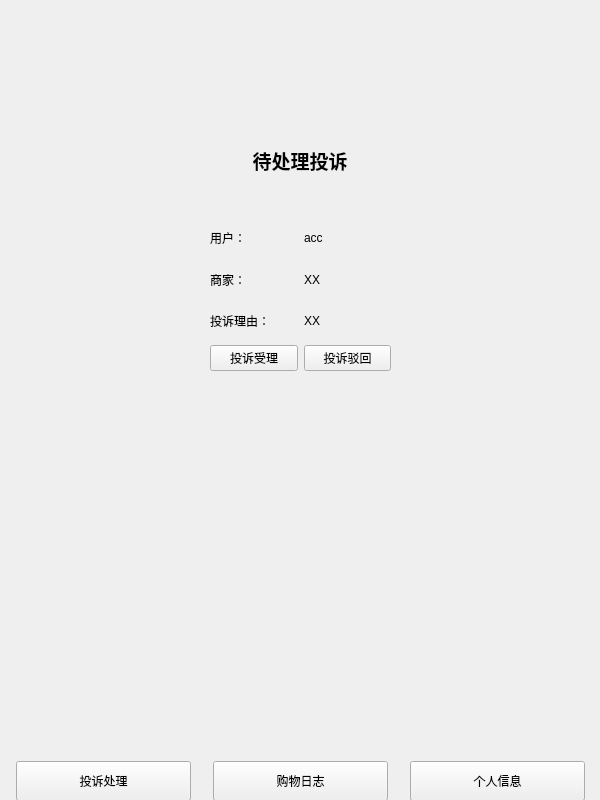
Before: the Qt Designer form admin/adminiwindow.ui in chichuxwx/Food-delivery-platform, drawn with Qt 5.
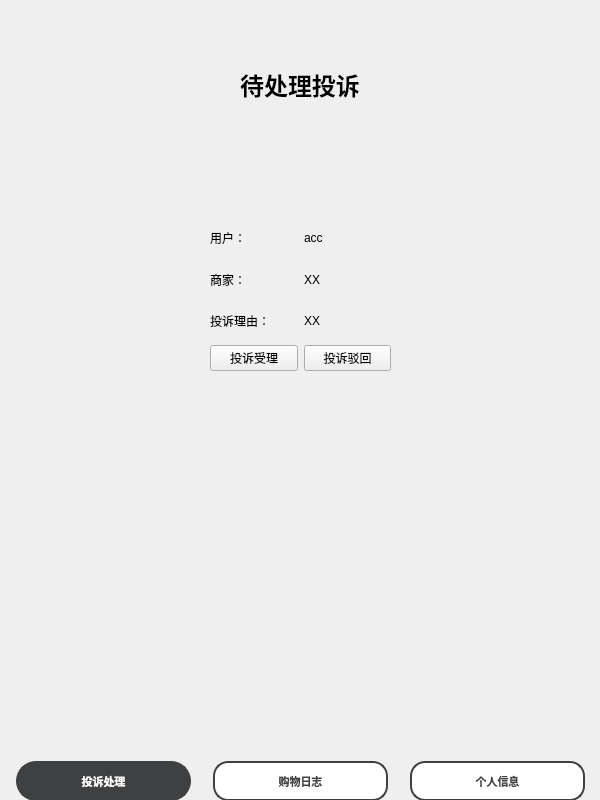
After: the same form once the commit is applied. Icons and pictures are not drawn.

The edit to the form file:
```diff
--- a/admin/adminiwindow.ui
+++ b/admin/adminiwindow.ui
@@ -19,20 +19,27 @@
   <property name="windowTitle">
    <string>Form</string>
   </property>
-  <widget class="QLabel" name="label">
+  <property name="windowIcon">
+   <iconset resource="../Image.qrc">
+    <normaloff>:/image/chick.gif</normaloff>:/image/chick.gif</iconset>
+  </property>
+  <widget class="QLabel" name="label_8">
    <property name="geometry">
     <rect>
-     <x>200</x>
-     <y>130</y>
-     <width>200</width>
-     <height>61</height>
+     <x>0</x>
+     <y>0</y>
+     <width>600</width>
+     <height>800</height>
     </rect>
    </property>
+   <property name="styleSheet">
+    <string notr="true">background-image: url(:/image/bg_2.png);</string>
+   </property>
    <property name="text">
-    <string>&lt;html&gt;&lt;head/&gt;&lt;body&gt;&lt;p align=&quot;center&quot;&gt;&lt;span style=&quot; font-size:14pt; font-weight:700;&quot;&gt;待处理投诉&lt;/span&gt;&lt;/p&gt;&lt;/body&gt;&lt;/html&gt;</string>
+    <string/>
    </property>
   </widget>
-  <widget class="QWidget" name="">
+  <widget class="QWidget" name="layoutWidget">
    <property name="geometry">
     <rect>
      <x>210</x>
@@ -100,7 +107,7 @@
     </item>
    </layout>
   </widget>
-  <widget class="QWidget" name="">
+  <widget class="QWidget" name="layoutWidget_2">
    <property name="geometry">
     <rect>
      <x>0</x>
@@ -130,6 +137,32 @@
         <height>40</height>
        </size>
       </property>
+      <property name="font">
+       <font>
+        <pointsize>-1</pointsize>
+        <bold>true</bold>
+       </font>
+      </property>
+      <property name="styleSheet">
+       <string notr="true">QPushButton {
+    background-color: #3f4041; /* 默认背景色，蓝色 */
+    border: 2px solid #3f4041; /* 边框颜色与背景色相同 */
+    border-radius: 20px; /* 圆角 */
+    color: #ffffff; /* 文本颜色，白色 */
+    font-size: 11px;
+}
+
+QPushButton:hover {
+    background-color: #353637; /* 悬浮时背景色变深 */
+    border: 2px solid #353637; /* 悬浮时边框颜色变深 */
+}
+
+QPushButton:pressed {
+    background-color: #2d2e2e; /* 按下时背景色变得更深 */
+    border-color: #2d2e2e; /* 按下时边框颜色变得更深 */
+    transform: scale(0.95); /* 按下时按钮略微缩小 */
+}</string>
+      </property>
       <property name="text">
        <string>投诉处理</string>
       </property>
@@ -155,6 +188,34 @@
         <height>40</height>
        </size>
       </property>
+      <property name="font">
+       <font>
+        <pointsize>-1</pointsize>
+        <bold>true</bold>
+       </font>
+      </property>
+      <property name="styleSheet">
+       <string notr="true">QPushButton {
+    background-color: #ffffff; /* 默认背景色，白色 */
+    border: 2px solid #3f4041; /* 边框颜色为 #3f4041 */
+    border-radius: 15px; /* 圆角 */
+    color: #3f4041; /* 文本颜色，原来的背景色 */
+    font-size: 11px;
+}
+
+QPushButton:hover {
+	color:#ffffff;
+    background-color: #3f4041; /* 悬浮时背景色为 #3f4041 */
+    border: 2px solid #353637; /* 悬浮时边框颜色为 #353637 */
+}
+
+QPushButton:pressed {
+    background-color: #353637; /* 按下时背景色为 #353637 */
+    border-color: #2d2e2e; /* 按下时边框颜色为 #2d2e2e */
+    transform: scale(0.95); /* 按下时按钮略微缩小 */
+}
+</string>
+      </property>
       <property name="text">
        <string>购物日志</string>
       </property>
@@ -180,6 +241,34 @@
         <height>40</height>
        </size>
       </property>
+      <property name="font">
+       <font>
+        <pointsize>-1</pointsize>
+        <bold>true</bold>
+       </font>
+      </property>
+      <property name="styleSheet">
+       <string notr="true">QPushButton {
+    background-color: #ffffff; /* 默认背景色，白色 */
+    border: 2px solid #3f4041; /* 边框颜色为 #3f4041 */
+    border-radius: 15px; /* 圆角 */
+    color: #3f4041; /* 文本颜色，原来的背景色 */
+    font-size: 11px;
+}
+
+QPushButton:hover {
+	color:#ffffff;
+    background-color: #3f4041; /* 悬浮时背景色为 #3f4041 */
+    border: 2px solid #353637; /* 悬浮时边框颜色为 #353637 */
+}
+
+QPushButton:pressed {
+    background-color: #353637; /* 按下时背景色为 #353637 */
+    border-color: #2d2e2e; /* 按下时边框颜色为 #2d2e2e */
+    transform: scale(0.95); /* 按下时按钮略微缩小 */
+}
+</string>
+      </property>
       <property name="text">
        <string>个人信息</string>
       </property>
@@ -187,6 +276,19 @@
     </item>
    </layout>
   </widget>
+  <widget class="QLabel" name="label">
+   <property name="geometry">
+    <rect>
+     <x>200</x>
+     <y>60</y>
+     <width>200</width>
+     <height>50</height>
+    </rect>
+   </property>
+   <property name="text">
+    <string>&lt;html&gt;&lt;head/&gt;&lt;body&gt;&lt;p align=&quot;center&quot;&gt;&lt;span style=&quot; font-size:18pt; font-weight:700;&quot;&gt;待处理投诉&lt;/span&gt;&lt;/p&gt;&lt;/body&gt;&lt;/html&gt;</string>
+   </property>
+  </widget>
  </widget>
  <resources/>
  <connections/>
```
Left out of the diff: 6 changed lines with no effect on the pictures.
